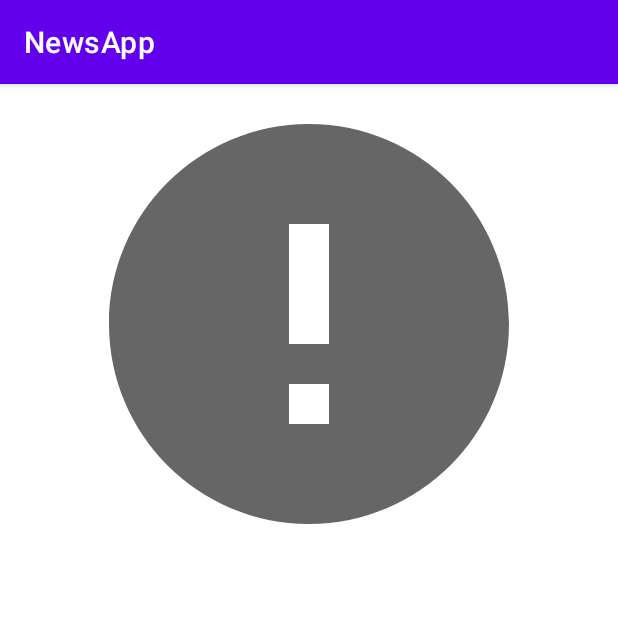
After one commit to YAJATapps/NewsApp, an Android app: the ReaderActivity screen opened directly, with no data from a screen before it, on a phone screen of 412 x 824 dp, the top half of it. The commit adds this screen. Run offline under Robolectric (Android 15) with nearby library versions, the phone set to English and light mode, and no system bars; network calls fail; pictures from the network do not load; 1 statement that could not run was skipped.

Commit message:
Add activity to read news

```diff
--- a/app/src/main/AndroidManifest.xml
+++ b/app/src/main/AndroidManifest.xml
@@ -2,7 +2,7 @@
 <manifest xmlns:android="http://schemas.android.com/apk/res/android"
     package="com.yajatkumar.newsapp">
 
-    <uses-permission android:name="android.permission.INTERNET"/>
+    <uses-permission android:name="android.permission.INTERNET" />
 
     <application
         android:allowBackup="true"
@@ -20,6 +20,15 @@
                 <category android:name="android.intent.category.LAUNCHER" />
             </intent-filter>
         </activity>
+
+        <activity
+            android:name=".ReaderActivity"
+            android:exported="false">
+            <intent-filter>
+                <category android:name="android.intent.category.DEFAULT" />
+            </intent-filter>
+        </activity>
+
     </application>
 
 </manifest>
--- /dev/null
+++ b/app/src/main/kotlin/com/yajatkumar/newsapp/ReaderActivity.kt
@@ -0,0 +1,45 @@
+package com.yajatkumar.newsapp
+
+import android.os.Bundle
+import androidx.appcompat.app.AppCompatActivity
+import com.bumptech.glide.Glide
+import com.bumptech.glide.load.resource.drawable.DrawableTransitionOptions
+import com.bumptech.glide.signature.ObjectKey
+import com.yajatkumar.newsapp.databinding.ActivityReaderBinding
+
+
+class ReaderActivity : AppCompatActivity() {
+
+    private lateinit var binding: ActivityReaderBinding
+
+    override fun onCreate(savedInstanceState: Bundle?) {
+        super.onCreate(savedInstanceState)
+
+        binding = ActivityReaderBinding.inflate(layoutInflater)
+        val view = binding.root
+        setContentView(view)
+
+        val id = intent.getLongExtra("id", -1)
+        if (id == (-1).toLong()) {
+            // Exit activity if id was not set
+            finish()
+        }
+
+        val imageUrl = intent.getStringExtra("imageUrl")
+        val description = intent.getStringExtra("description")
+        val content = intent.getStringExtra("content")
+
+        binding.newsDescription.text = description
+        binding.newsContent.text = content
+
+        Glide.with(this)
+            .load(imageUrl)
+            .centerCrop()
+            .placeholder(R.drawable.ic_photo)
+            .error(R.drawable.ic_error)
+            .signature(ObjectKey(id))
+            .transition(DrawableTransitionOptions.withCrossFade()).into(binding.newsImage)
+    }
+
+
+}
--- a/app/src/main/kotlin/com/yajatkumar/newsapp/adapter/NewsAdapter.kt
+++ b/app/src/main/kotlin/com/yajatkumar/newsapp/adapter/NewsAdapter.kt
@@ -1,6 +1,7 @@
 package com.yajatkumar.newsapp.adapter
 
 import android.content.Context
+import android.content.Intent
 import android.view.LayoutInflater
 import android.view.ViewGroup
 import androidx.recyclerview.widget.RecyclerView
@@ -8,6 +9,7 @@ import com.bumptech.glide.Glide
 import com.bumptech.glide.load.resource.drawable.DrawableTransitionOptions
 import com.bumptech.glide.signature.ObjectKey
 import com.yajatkumar.newsapp.R
+import com.yajatkumar.newsapp.ReaderActivity
 import com.yajatkumar.newsapp.data.News
 import com.yajatkumar.newsapp.holder.NewsHolder
 import com.yajatkumar.newsapp.setting.SettingsApp
@@ -28,7 +30,7 @@ class NewsAdapter(private var context: Context) : RecyclerView.Adapter<NewsHolde
 
         val holder = NewsHolder(view)
         view.setOnClickListener {
-            openNewsActivity()
+            openReader(holder.adapterPosition)
         }
 
         return holder
@@ -42,7 +44,7 @@ class NewsAdapter(private var context: Context) : RecyclerView.Adapter<NewsHolde
 
             val image = newsItem.urlToImage
 
-            val id : Long = newsItem.id ?: (0..99999).random().toLong()
+            val id: Long = newsItem.id ?: (0..99999).random().toLong()
 
             holder.newsIcon?.let {
                 Glide.with(context)
@@ -67,8 +69,18 @@ class NewsAdapter(private var context: Context) : RecyclerView.Adapter<NewsHolde
         notifyDataSetChanged()
     }
 
-    private fun openNewsActivity() {
-        // TODO
+    // Open the news reader activity with the clicked news item
+    private fun openReader(position: Int) {
+        val news = newsList?.get(position)
+        if (news != null) {
+            val i = Intent()
+            i.setClass(context, ReaderActivity::class.java)
+            i.putExtra("id", news.id)
+            i.putExtra("imageUrl", news.urlToImage)
+            i.putExtra("description", news.description)
+            i.putExtra("content", news.content)
+            context.startActivity(i)
+        }
     }
 
 }
--- a/app/src/main/kotlin/com/yajatkumar/newsapp/data/News.kt
+++ b/app/src/main/kotlin/com/yajatkumar/newsapp/data/News.kt
@@ -12,5 +12,7 @@ import androidx.room.PrimaryKey
 data class News(
     @PrimaryKey(autoGenerate = true) @ColumnInfo(name = "id") val id: Long?,
     @ColumnInfo(name = "urlToImage") val urlToImage: String?,
-    @ColumnInfo(name = "title") val title: String?
+    @ColumnInfo(name = "title") val title: String?,
+    @ColumnInfo(name = "description") val description: String?,
+    @ColumnInfo(name = "content") val content: String?
 )
--- /dev/null
+++ b/app/src/main/res/layout/activity_reader.xml
@@ -0,0 +1,45 @@
+<?xml version="1.0" encoding="utf-8"?>
+<androidx.constraintlayout.widget.ConstraintLayout xmlns:android="http://schemas.android.com/apk/res/android"
+    xmlns:app="http://schemas.android.com/apk/res-auto"
+    xmlns:tools="http://schemas.android.com/tools"
+    android:layout_width="match_parent"
+    android:layout_height="match_parent"
+    tools:context=".ReaderActivity">
+
+    <ScrollView
+        android:layout_width="match_parent"
+        android:layout_height="match_parent"
+        android:layout_weight="1"
+        app:layout_constraintBottom_toBottomOf="parent"
+        app:layout_constraintEnd_toEndOf="parent"
+        app:layout_constraintStart_toStartOf="parent"
+        app:layout_constraintTop_toTopOf="parent">
+
+        <LinearLayout
+            android:layout_width="match_parent"
+            android:layout_height="wrap_content"
+            android:orientation="vertical">
+
+            <ImageView
+                android:id="@+id/newsImage"
+                android:layout_width="match_parent"
+                android:layout_height="320dp" />
+
+            <TextView
+                android:id="@+id/newsDescription"
+                android:layout_width="match_parent"
+                android:layout_height="wrap_content"
+                android:padding="16dp" />
+
+            <TextView
+                android:id="@+id/newsContent"
+                android:layout_width="match_parent"
+                android:layout_height="wrap_content"
+                android:padding="16dp"
+                android:textColor="@color/black" />
+
+        </LinearLayout>
+
+    </ScrollView>
+
+</androidx.constraintlayout.widget.ConstraintLayout>
```
